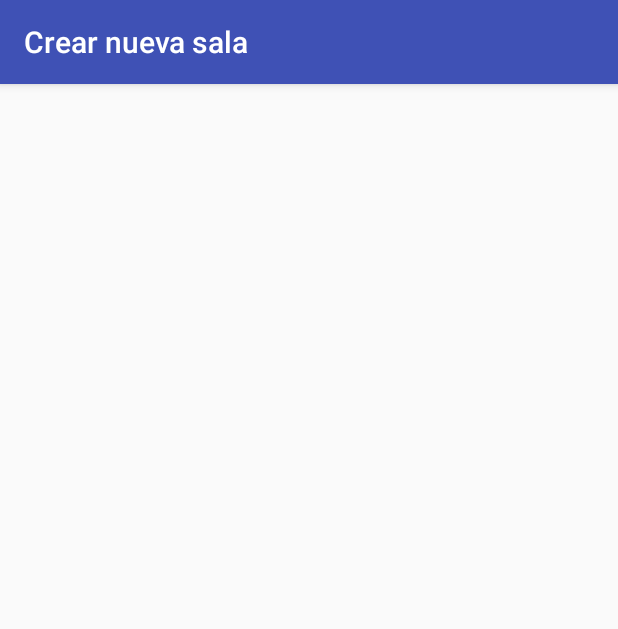
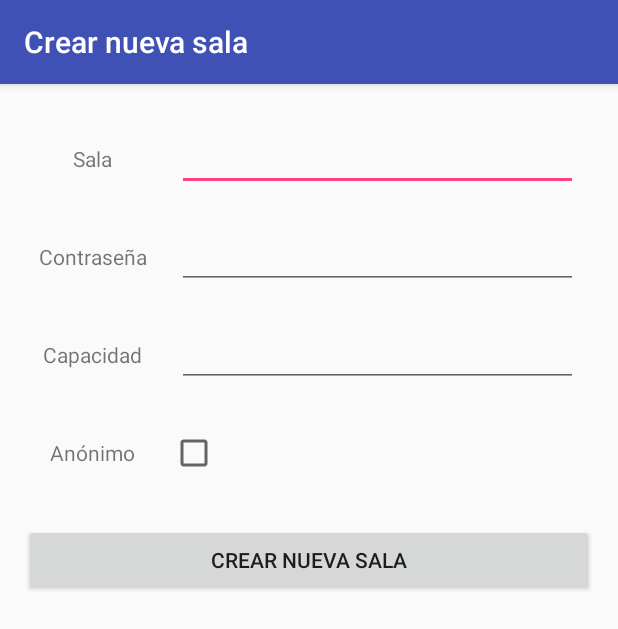
Before and after one commit to GuilledelaCruz/MasterApp, an Android app: the CrearSala screen opened directly, with no data from a screen before it, on a phone screen of 412 x 824 dp. Shown: the top 629 px of the screen. Run offline under Robolectric (Android 15) with nearby library versions, the phone set to English and light mode, and no system bars.

Commit message:
[master] CreateRoom defined, Room class created, translation to English added

```diff
--- a/app/src/main/AndroidManifest.xml
+++ b/app/src/main/AndroidManifest.xml
@@ -1,8 +1,8 @@
 <?xml version="1.0" encoding="utf-8"?>
 <manifest xmlns:android="http://schemas.android.com/apk/res/android"
+    package="guilledelacruz.masterapp"
     android:versionCode="000100"
-    android:versionName="0.1.0"
-    package="guilledelacruz.masterapp">
+    android:versionName="0.1.0">
 
     <application
         android:allowBackup="true"
@@ -22,7 +22,8 @@
             android:label="@string/textocrearsala" />
         <activity
             android:name=".BuscarSala"
-            android:label="@string/textobuscarsala"></activity>
+            android:label="@string/textobuscarsala" />
+        <activity android:name=".Sala"></activity>
     </application>
 
 </manifest>
--- a/app/src/main/java/guilledelacruz/masterapp/CrearSala.java
+++ b/app/src/main/java/guilledelacruz/masterapp/CrearSala.java
@@ -1,15 +1,40 @@
 package guilledelacruz.masterapp;
 
+import android.content.Intent;
 import android.support.v7.app.AppCompatActivity;
 import android.os.Bundle;
+import android.view.View;
+import android.widget.Button;
+import android.widget.CheckBox;
+import android.widget.EditText;
 
 public class CrearSala extends AppCompatActivity {
 
-    @Override
     protected void onCreate(Bundle savedInstanceState) {
         super.onCreate(savedInstanceState);
         setContentView(R.layout.activity_crear_sala);
 
+        final EditText editnombre = (EditText) findViewById(R.id.editsala);
+        final EditText editpass = (EditText) findViewById(R.id.editpass);
+        final EditText editcap = (EditText) findViewById(R.id.editcapacidad);
+        final CheckBox checkan = (CheckBox) findViewById(R.id.checkanonimo);
+        final Button botoncrear = (Button) findViewById(R.id.botoncrear);
 
+        botoncrear.setOnClickListener(new View.OnClickListener() {
+            public void onClick(View v) {
+                String sala = editnombre.getText().toString();
+                String pass = editpass.getText().toString();
+                String cap = editcap.getText().toString();
+                Boolean anon = checkan.isChecked();
+
+                Intent intent = new Intent(CrearSala.this, Sala.class);
+                intent.putExtra("sala", sala);
+                intent.putExtra("pass", pass);
+                intent.putExtra("cap", cap);
+                intent.putExtra("anon", anon);
+
+                startActivity(intent);
+            }
+        });
     }
 }
--- /dev/null
+++ b/app/src/main/java/guilledelacruz/masterapp/Sala.java
@@ -0,0 +1,13 @@
+package guilledelacruz.masterapp;
+
+import android.support.v7.app.AppCompatActivity;
+import android.os.Bundle;
+
+public class Sala extends AppCompatActivity {
+
+    @Override
+    protected void onCreate(Bundle savedInstanceState) {
+        super.onCreate(savedInstanceState);
+        setContentView(R.layout.activity_sala);
+    }
+}
--- a/app/src/main/res/layout/activity_crear_sala.xml
+++ b/app/src/main/res/layout/activity_crear_sala.xml
@@ -1,5 +1,5 @@
 <?xml version="1.0" encoding="utf-8"?>
-<RelativeLayout xmlns:android="http://schemas.android.com/apk/res/android"
+<LinearLayout xmlns:android="http://schemas.android.com/apk/res/android"
     xmlns:tools="http://schemas.android.com/tools"
     android:layout_width="match_parent"
     android:layout_height="match_parent"
@@ -7,8 +7,121 @@
     android:paddingLeft="@dimen/activity_horizontal_margin"
     android:paddingRight="@dimen/activity_horizontal_margin"
     android:paddingTop="@dimen/activity_vertical_margin"
+    android:orientation="vertical"
     tools:context="guilledelacruz.masterapp.CrearSala">
 
+    <TableLayout
+        android:layout_width="match_parent"
+        android:layout_height="wrap_content"
+        android:stretchColumns="1">
+    <TableRow
+        android:layout_margin="10dp">
 
+        <RelativeLayout
+            android:layout_height="wrap_content"
+            android:layout_width="match_parent">
+            <TextView
+                android:layout_width="wrap_content"
+                android:layout_height="wrap_content"
+                android:text="@string/textosala"
+                android:layout_centerVertical="true"
+                android:layout_centerHorizontal="true"/>
+        </RelativeLayout>
 
-</RelativeLayout>
+        <EditText
+            android:layout_width="match_parent"
+            android:layout_height="wrap_content"
+            android:id="@+id/editsala"
+            android:layout_marginLeft="20dp"
+            android:layout_alignParentRight="true"/>
+
+    </TableRow>
+
+    <TableRow
+        android:layout_margin="10dp">
+
+        <RelativeLayout
+            android:layout_height="wrap_content"
+            android:layout_width="match_parent">
+            <TextView
+                android:layout_width="wrap_content"
+                android:layout_height="wrap_content"
+                android:text="@string/textopassword"
+                android:layout_centerVertical="true"
+                android:layout_centerHorizontal="true"/>
+        </RelativeLayout>
+
+        <EditText
+            android:layout_width="match_parent"
+            android:layout_height="wrap_content"
+            android:id="@+id/editpass"
+            android:layout_marginLeft="20dp"
+            android:layout_alignParentRight="true"/>
+
+    </TableRow>
+
+    <TableRow
+        android:layout_margin="10dp">
+
+        <RelativeLayout
+            android:layout_height="wrap_content"
+            android:layout_width="match_parent">
+            <TextView
+                android:layout_width="wrap_content"
+                android:layout_height="wrap_content"
+                android:text="@string/textocapacidad"
+                android:layout_centerVertical="true"
+                android:layout_centerHorizontal="true"/>
+        </RelativeLayout>
+
+        <EditText
+            android:layout_width="match_parent"
+            android:layout_height="wrap_content"
+            android:id="@+id/editcapacidad"
+            android:layout_marginLeft="20dp"
+            android:layout_alignParentRight="true"/>
+
+    </TableRow>
+
+    <TableRow
+        android:layout_margin="10dp">
+
+        <RelativeLayout
+            android:layout_height="wrap_content"
+            android:layout_width="match_parent">
+            <TextView
+                android:layout_width="wrap_content"
+                android:layout_height="wrap_content"
+                android:text="@string/textoanonimo"
+                android:layout_centerVertical="true"
+                android:layout_centerHorizontal="true"/>
+        </RelativeLayout>
+
+        <RelativeLayout
+            android:layout_height="wrap_content"
+            android:layout_width="match_parent">
+
+            <CheckBox
+                android:layout_width="wrap_content"
+                android:layout_height="wrap_content"
+                android:layout_marginLeft="15dp"
+                android:id="@+id/checkanonimo"/>
+
+        </RelativeLayout>
+
+        <EditText
+            android:visibility="invisible"
+            android:clickable="false"/>
+
+    </TableRow>
+
+    </TableLayout>
+
+    <Button
+        android:layout_width="match_parent"
+        android:layout_height="wrap_content"
+        android:id="@+id/botoncrear"
+        android:text="@string/textocrearsala"
+        android:layout_marginTop="16dp"/>
+
+</LinearLayout>
--- /dev/null
+++ b/app/src/main/res/layout/activity_sala.xml
@@ -0,0 +1,12 @@
+<?xml version="1.0" encoding="utf-8"?>
+<RelativeLayout xmlns:android="http://schemas.android.com/apk/res/android"
+    xmlns:tools="http://schemas.android.com/tools"
+    android:layout_width="match_parent"
+    android:layout_height="match_parent"
+    android:paddingBottom="@dimen/activity_vertical_margin"
+    android:paddingLeft="@dimen/activity_horizontal_margin"
+    android:paddingRight="@dimen/activity_horizontal_margin"
+    android:paddingTop="@dimen/activity_vertical_margin"
+    tools:context="guilledelacruz.masterapp.Sala">
+
+</RelativeLayout>
--- a/app/src/main/res/values/strings.xml
+++ b/app/src/main/res/values/strings.xml
@@ -2,5 +2,12 @@
     <string name="app_name">MasterApp</string>
     <string name="textocrearsala">Crear nueva sala</string>
     <string name="textobuscarsala">Buscar sala</string>
-    <string name="title_activity_crear_sala">Crear Sala</string>
+    <string name="textosala">Sala</string>
+    <string name="textomaster">Master</string>
+    <string name="textojugadores">Jugadores</string>
+    <string name="textopassword">Contraseña</string>
+    <string name="textoanonimo">Anónimo</string>
+    <string name="textocapacidad">Capacidad</string>
+    <string name="textobuscar">Buscar</string>
+    <string name="textobuscarip">Buscar por IP</string>
 </resources>
```
Also changed, not shown: 1 other file.
